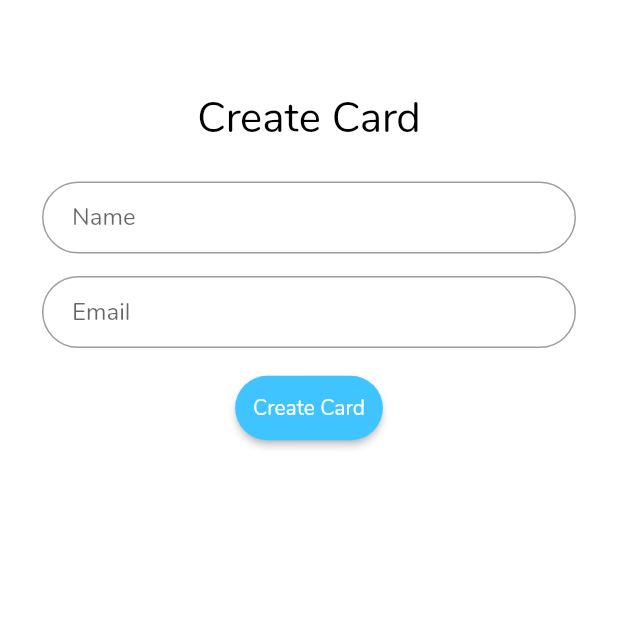
After one commit to Robot-Hockey/Air-Mobile, a Flutter app: the CreateCardPage screen opened by its route, after a tap on "Create Card", on a phone screen of 412 x 824 dp, the top half of it. The commit adds this screen. Run offline on Flutter 3.47's test engine with Material 2 defaults, Android fonts, the phone set to English and light mode, and no system bars; our stand-ins replace flutter_secure_storage, toast; missing offline and left inert: flutter_nfc_reader; accounts and stored records are empty; network calls fail.

Commit message:
Adds card creation and value manage
Signed-off-by: Arthur Diniz <arthurbdiniz@gmail.com>

```diff
--- /dev/null
+++ b/lib/create_card_page.dart
@@ -0,0 +1,120 @@
+import 'package:flutter/material.dart';
+import 'package:http/http.dart';
+import 'package:flutter_secure_storage/flutter_secure_storage.dart';
+import 'dart:io';
+import 'wallet_page.dart';
+import 'dart:convert';
+import 'package:toast/toast.dart';
+
+class CreateCardPage extends StatefulWidget {
+  static String tag = 'create-card-page';
+  @override
+  _CreateCardPageState createState() => new _CreateCardPageState();
+}
+
+class _CreateCardPageState extends State<CreateCardPage> {
+
+  final storage = new FlutterSecureStorage();
+  final _nameController = TextEditingController();
+  final _emailController = TextEditingController();
+
+  @override
+  Widget build(BuildContext context) {
+
+    final cardTitle = Padding(
+      padding: EdgeInsets.all(8.0),
+      child: Text(
+        'Create Card',
+        style: TextStyle(fontSize: 28.0, color: Colors.black),
+      ),
+    );
+
+    final nameField = TextFormField(
+      keyboardType: TextInputType.text,
+      autofocus: false,
+      controller: _nameController,
+      decoration: InputDecoration(
+        hintText: 'Name',
+        contentPadding: EdgeInsets.fromLTRB(20.0, 10.0, 20.0, 10.0),
+        border: OutlineInputBorder(borderRadius: BorderRadius.circular(32.0)),
+      ),
+    );
+
+    final emailField = TextFormField(
+      keyboardType: TextInputType.emailAddress,
+      autofocus: false,
+      controller: _emailController,
+      decoration: InputDecoration(
+        hintText: 'Email',
+        contentPadding: EdgeInsets.fromLTRB(20.0, 10.0, 20.0, 10.0),
+        border: OutlineInputBorder(borderRadius: BorderRadius.circular(32.0)),
+      ),
+    );
+
+    createClient() async {
+      String name = _nameController.text;
+      String email = _emailController.text;
+      String authToken = await storage.read(key: 'authToken');
+      String companyId = await storage.read(key: 'companyId');
+      debugPrint('company ID: ' + companyId.toString());
+      String cardId = await storage.read(key: 'cardId');
+      debugPrint('card ID: ' + cardId.toString());
+      String url = 'https://rockey-api.lappis.rocks/cards';
+      Map<String, String> headers = {"Content-type": "application/json",
+                                     HttpHeaders.authorizationHeader: authToken};
+
+      Map jsonMap = {
+        'card': {
+          'name': name,
+          'email': email,
+          'company_id': companyId,
+          'public_id': cardId
+        }
+      };
+
+      Response response = await post(url, headers: headers, body: json.encode(jsonMap));
+      int statusCode = response.statusCode;
+      debugPrint(statusCode.toString());
+
+      if(statusCode == 201) {
+        Navigator.of(context).pushNamed(WalletPage.tag);
+      }else {
+        Toast.show("Could not create card", context, duration: Toast.LENGTH_LONG, gravity:  Toast.BOTTOM);
+      }
+    }
+
+    final createCardButton = Padding(
+      padding: EdgeInsets.symmetric(vertical: 16.0),
+      child: RaisedButton(
+        shape: RoundedRectangleBorder(
+          borderRadius: BorderRadius.circular(24),
+        ),
+        onPressed: () {
+          createClient();
+        },
+        padding: EdgeInsets.all(12),
+        color: Colors.lightBlueAccent,
+        child: Text('Create Card', style: TextStyle(color: Colors.white)),
+      ),
+    );
+
+    final body = Container(
+      width: MediaQuery.of(context).size.width,
+      padding: EdgeInsets.all(28.0),
+      child: Column(
+        children: <Widget>[SizedBox(height: 24.0),
+                           cardTitle,
+                           SizedBox(height: 15.0),
+                           nameField,
+                           SizedBox(height: 15.0),
+                           emailField,
+                           createCardButton],
+      ),
+    );
+
+    return Scaffold(
+      backgroundColor: Colors.white,
+      body: body,
+    );
+  }
+}
--- a/lib/login_page.dart
+++ b/lib/login_page.dart
@@ -39,8 +39,10 @@ class _LoginPageState extends State<LoginPage> {
 
     if(statusCode == 200) {
       String authToken = jsonResponse['auth_token'];
+      int companyId = jsonResponse['user']['company_id'];
       debugPrint(authToken);
       await storage.write(key: 'authToken', value: authToken);
+      await storage.write(key: 'companyId', value: companyId.toString());
       Navigator.of(context).pushNamed(HomePage.tag);
     }else {
       Toast.show("Wrong credentials", context, duration: Toast.LENGTH_LONG, gravity:  Toast.BOTTOM);
--- a/lib/main.dart
+++ b/lib/main.dart
@@ -2,6 +2,7 @@ import 'package:flutter/material.dart';
 import 'login_page.dart';
 import 'home_page.dart';
 import 'wallet_page.dart';
+import 'create_card_page.dart';
 
 void main() => runApp(MyApp());
 
@@ -9,7 +10,8 @@ class MyApp extends StatelessWidget {
   final routes = <String, WidgetBuilder>{
     LoginPage.tag: (context) => LoginPage(),
     HomePage.tag: (context) => HomePage(),
-    WalletPage.tag: (context) => WalletPage(cardId: '',),
+    WalletPage.tag: (context) => WalletPage(),
+    CreateCardPage.tag: (context) => CreateCardPage()
   };
 
   @override
```
Also changed, not shown: lib/home_page.dart (+38 -7 lines), lib/wallet_page.dart (+56 -14 lines).
